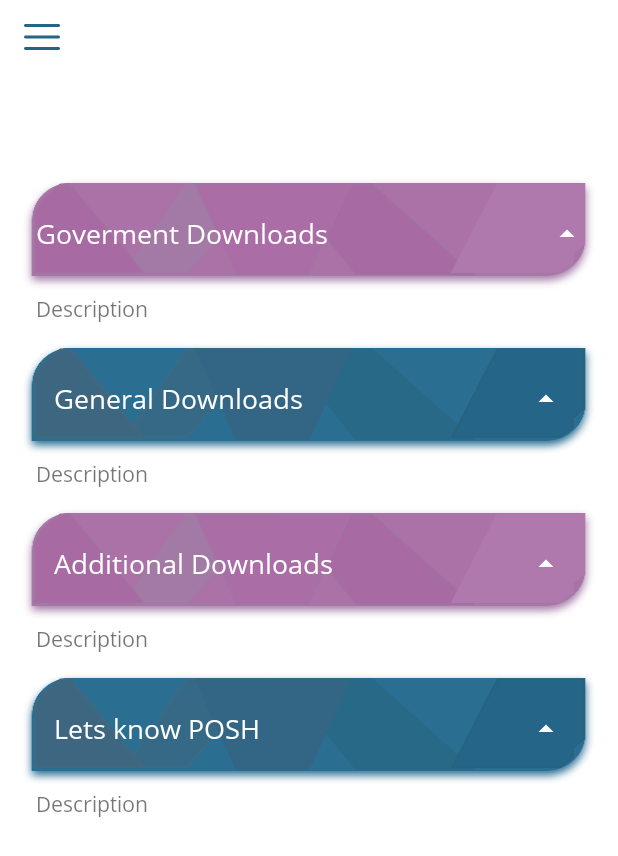
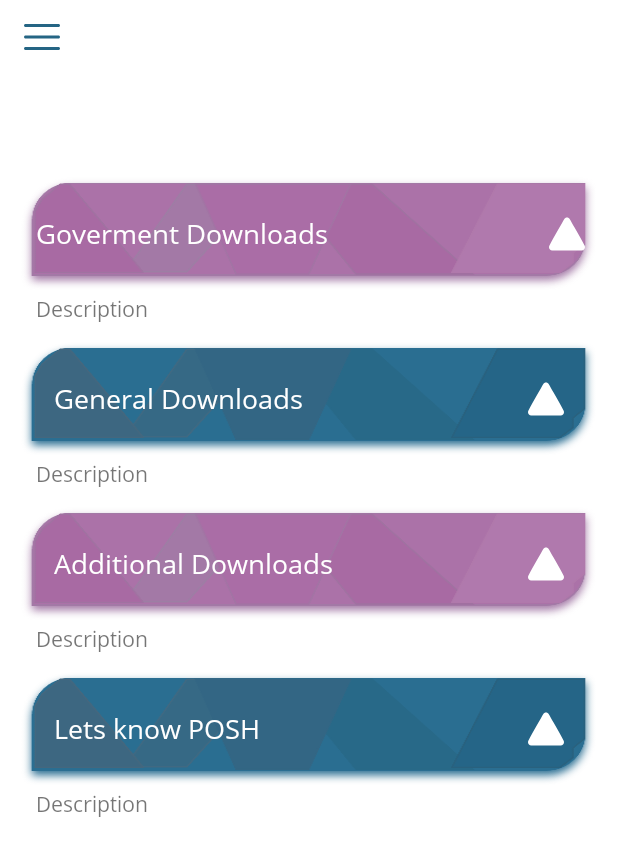
Before and after one commit to raza11409652/right_to_rise, an Android app: the fragment Downloads placed in its activity, after a tap on "Lets know POSH", on a phone screen of 412 x 824 dp. Shown: the top 856 px of the screen. Run offline under Robolectric (Android 15) with nearby library versions, the phone set to English and light mode, and no system bars; 3 other taps on this screen came first.

Commit message:
Arrow up

```diff
--- a/app/src/main/res/drawable/ic_arrow_drop_up_black_24dp.xml
+++ b/app/src/main/res/drawable/ic_arrow_drop_up_black_24dp.xml
@@ -1,9 +1,11 @@
+<?xml version="1.0" encoding="utf-8"?>
 <vector xmlns:android="http://schemas.android.com/apk/res/android"
-        android:width="@dimen/size_64"
-        android:height="@dimen/size_64"
-        android:viewportWidth="24.0"
-        android:viewportHeight="24.0">
+    android:width="512dp"
+    android:height="512dp"
+    android:viewportWidth="512"
+    android:viewportHeight="512">
+
     <path
         android:fillColor="@color/colorPrimaryDark"
-        android:pathData="M7,14l5,-5 5,5z"/>
+        android:pathData="M507.333,424.604h-0.01c-34.073-69.917-91.188-169.063-141.594-256.521c-26.396-45.833-51.323-89.104-69.344-121.979 c-8.5-15.521-23.604-24.771-40.396-24.771c-16.792,0-31.896,9.25-40.396,24.771c-18.01,32.875-42.917,76.104-69.292,121.896 C95.885,255.5,38.76,354.667,4.667,424.604C1.573,430.979,0,437.708,0,444.604C0,470,20.51,490.667,45.729,490.667L256,490.625 l210.271,0.042C491.49,490.667,512,470,512,444.604C512,437.708,510.427,430.979,507.333,424.604z" />
 </vector>
```
